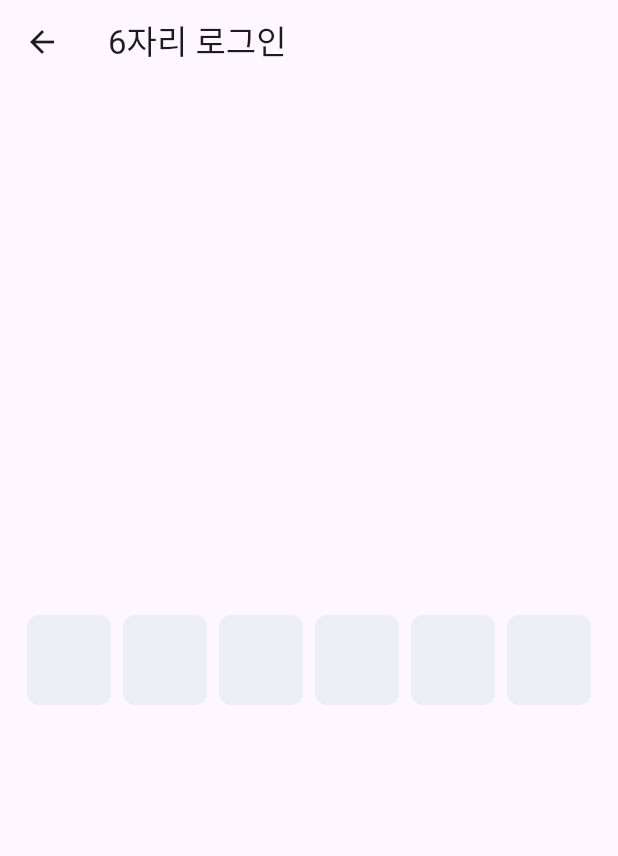
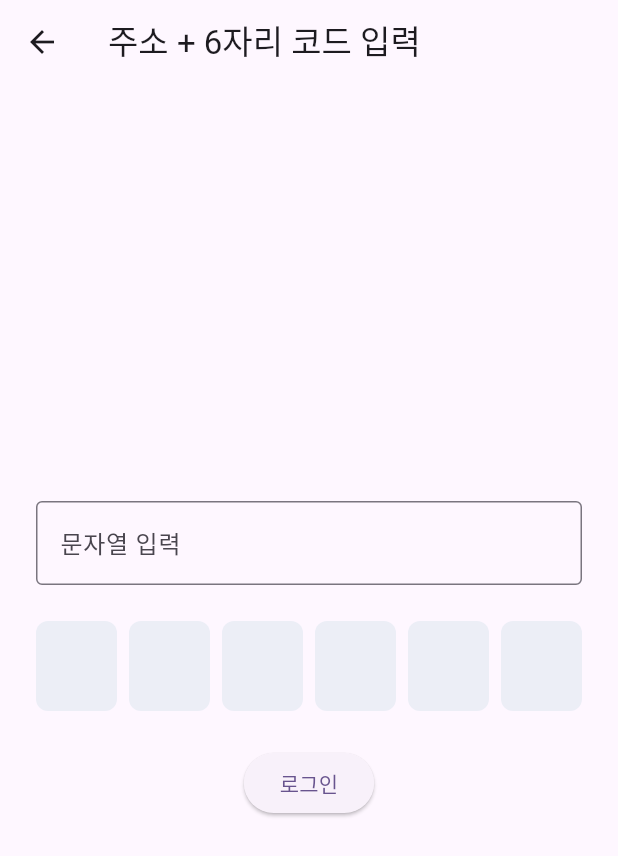
Before and after one commit to gaeul910/OSS_MQTT_Universal_IoT, a Flutter app: the LoginPage screen opened directly, on a phone screen of 412 x 824 dp. Shown: the top 856 px of the screen. Run offline on Flutter 3.47's test engine with Material 3 defaults, Android fonts, the phone set to English and light mode, and no system bars; drawn by our look-alikes of pinput.

Commit message:
login.dart에 주소(대부분의 경우 ip 주소이나, 도메인을 입력받을 수 있도록 문자열 형태로 입력)를 입력받는 기능을 구현

```diff
--- a/oss_iot_control_applicaton/lib/login.dart
+++ b/oss_iot_control_applicaton/lib/login.dart
@@ -1,16 +1,42 @@
 import 'package:flutter/material.dart';
 import 'package:pinput/pinput.dart';
 
-class LoginPage extends StatelessWidget {
+// 로그인 페이지 위젯 (StatefulWidget으로 입력값 관리)
+class LoginPage extends StatefulWidget {
+  const LoginPage({super.key});
+
+  @override
+  State<LoginPage> createState() => _LoginPageState();
+}
+
+class _LoginPageState extends State<LoginPage> {
+  // 올바른 인증코드를 미리 지정 (차후 API에서 랜덤 시드로 결정된 코드를 받아와야 한다.)
   final String correctCode = '123456';
 
-  LoginPage({super.key});
+  // 문자열 입력을 위한 컨트롤러
+  final TextEditingController _textController = TextEditingController();
 
-  void _onCodeEntered(BuildContext context, String code) {
+  // 사용자가 입력한 6자리 코드 저장 변수
+  String _enteredCode = '';
+
+  // 로그인 버튼 클릭 시 실행되는 함수
+  void _onLogin(BuildContext context, String code) {
+    String inputText = _textController.text.trim(); // 문자열 입력값
+
+    // 주소 입력이 비었는지 체크
+    if (inputText.isEmpty) {
+      ScaffoldMessenger.of(context).showSnackBar(
+        const SnackBar(content: Text('주소를 입력해주세요.')),
+      );
+      return;
+    }
+
+    // 인증코드가 일치하는지 체크
     if (code == correctCode) {
       ScaffoldMessenger.of(context).showSnackBar(
-        const SnackBar(content: Text('로그인 성공')),
+        SnackBar(content: Text('로그인 성공!')),
       );
+      // 로그인 성공 시 추가 작업 가능
     } else {
       ScaffoldMessenger.of(context).showSnackBar(
         const SnackBar(content: Text('코드가 일치하지 않습니다.')),
@@ -21,12 +47,41 @@ class LoginPage extends StatelessWidget {
   @override
   Widget build(BuildContext context) {
     return Scaffold(
-      appBar: AppBar(title: const Text('6자리 로그인')),
-      body: Center(
-        child: Pinput(
-          length: 6,
-          keyboardType: TextInputType.number,
-          onCompleted: (code) => _onCodeEntered(context, code),
+      appBar: AppBar(title: const Text('주소 + 6자리 코드 입력')),
+      body: Padding(
+        padding: const EdgeInsets.all(24.0),
+        child: Column(
+          mainAxisAlignment: MainAxisAlignment.center,
+          children: [
+            // 문자열 입력 필드
+            TextField(
+              controller: _textController, // 입력값을 컨트롤러로 관리
+              decoration: const InputDecoration(
+                labelText: '문자열 입력', // 힌트(라벨) 텍스트
+                border: OutlineInputBorder(), // 테두리 스타일
+              ),
+            ),
+            const SizedBox(height: 24), // 위젯 사이 간격
+
+            // 6자리 숫자 코드 입력 필드 (Pinput)
+            Pinput(
+              length: 6, // 6자리로 고정
+              keyboardType: TextInputType.number, // 숫자 키패드 표시
+              onCompleted: (code) {
+                // 인증코드 입력이 끝나면 코드 저장
+                setState(() {
+                  _enteredCode = code;
+                });
+              },
+            ),
+            const SizedBox(height: 24), // 위젯 사이 간격
+
+            // 로그인 버튼
+            ElevatedButton(
+              onPressed: () => _onLogin(context, _enteredCode),
+              child: const Text('로그인'),
+            ),
+          ],
         ),
       ),
     );
```
